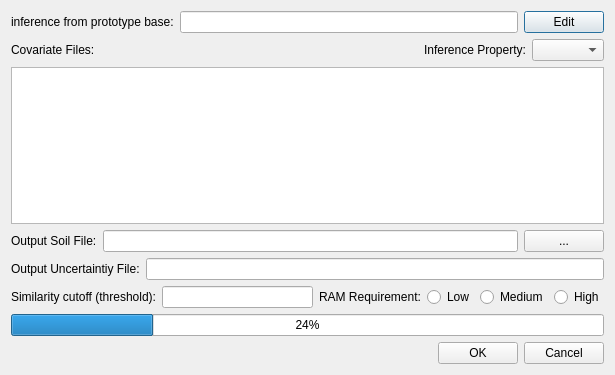
Qt form mapinference.ui (lreis2415/iSoLIM) before a commit.
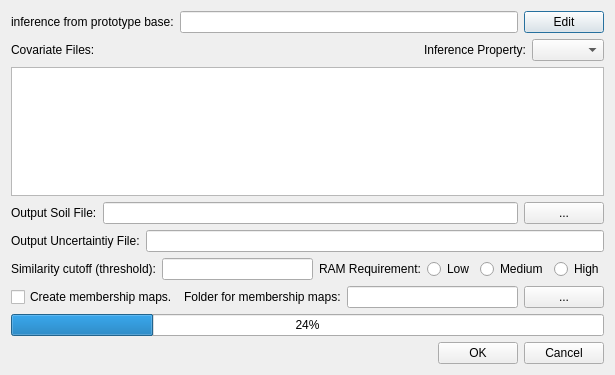
The same form after that commit.

Commit message: generate membership maps when infer categorical data

```diff
--- a/mapinference.ui
+++ b/mapinference.ui
@@ -164,6 +164,34 @@
      </item>
     </layout>
    </item>
+   <item>
+    <layout class="QHBoxLayout" name="horizontalLayout_10">
+     <item>
+      <widget class="QCheckBox" name="membershipMaps_checkBox">
+       <property name="text">
+        <string>Create membership maps.</string>
+       </property>
+      </widget>
+     </item>
+     <item>
+      <widget class="QLabel" name="membership_label">
+       <property name="text">
+        <string>Folder for membership maps:</string>
+       </property>
+      </widget>
+     </item>
+     <item>
+      <widget class="QLineEdit" name="membershipFolder_lineEdit"/>
+     </item>
+     <item>
+      <widget class="QPushButton" name="membershipFolder_btn">
+       <property name="text">
+        <string>...</string>
+       </property>
+      </widget>
+     </item>
+    </layout>
+   </item>
    <item>
     <widget class="QProgressBar" name="progressBar">
      <property name="value">
```
The commit also changes 4 other files.
